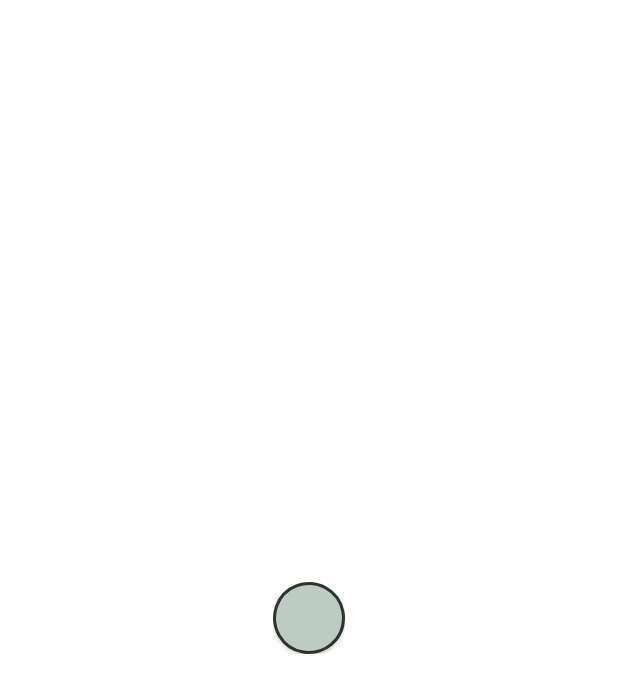
After one commit to 4sskick/code_challenge_mnc_record_video, an Android app: the layout i_filter.xml on its own in the app's theme, with its tools: preview values and no code run, on a phone screen of 412 x 824 dp. The commit adds this screen. Shown: the top 693 px of the screen. Run offline under Robolectric (Android 15) with nearby library versions, the phone set to English and light mode, and no system bars.

Commit message:
functional record & save into storage and final setup UI

```diff
--- a/app/build.gradle
+++ b/app/build.gradle
@@ -58,8 +58,6 @@ dependencies {
 
     //video filter
     implementation 'com.github.MasayukiSuda:GPUVideo-android:v0.1.2'
-    //video player
-    implementation 'com.google.android.exoplayer:exoplayer-core:2.15.1'
 
     //util
     implementation "com.squareup.retrofit2:converter-gson:2.9.0"
--- a/app/src/main/java/id/niteroomcreation/mncvideorecordfilter/MNCApp.kt
+++ b/app/src/main/java/id/niteroomcreation/mncvideorecordfilter/MNCApp.kt
@@ -8,5 +8,5 @@ import dagger.hilt.android.HiltAndroidApp
  * please be sure to add credential if you use people's code
  */
 @HiltAndroidApp
-class MNCApp :Application(){
+class MNCApp : Application() {
 }
--- /dev/null
+++ b/app/src/main/res/drawable/button_state_record.xml
@@ -0,0 +1,19 @@
+<?xml version="1.0" encoding="utf-8"?>
+<selector xmlns:android="http://schemas.android.com/apk/res/android">
+    <item android:state_pressed="false">
+        <shape android:shape="rectangle">
+            <corners android:radius="1000dp" />
+            <solid android:color="#BCCCC3" />
+            <stroke android:width="2dip" android:color="#2E3330" android:dashWidth="20dp" />
+            <padding android:bottom="4dp" android:left="4dp" android:right="4dp" android:top="4dp" />
+        </shape>
+    </item>
+    <item android:state_pressed="true">
+        <shape android:shape="rectangle">
+            <corners android:radius="1000dp" />
+            <solid android:color="#EC2E2E" />
+            <stroke android:width="2dip" android:color="#FA4848" />
+            <padding android:bottom="4dp" android:left="4dp" android:right="4dp" android:top="4dp" />
+        </shape>
+    </item>
+</selector>
--- /dev/null
+++ b/app/src/main/res/layout/i_filter.xml
@@ -0,0 +1,19 @@
+<?xml version="1.0" encoding="utf-8"?>
+
+<androidx.constraintlayout.widget.ConstraintLayout xmlns:android="http://schemas.android.com/apk/res/android"
+    xmlns:app="http://schemas.android.com/apk/res-auto"
+    android:layout_width="wrap_content"
+    android:layout_height="wrap_content"
+    android:layout_gravity="center"
+    android:padding="8dp">
+
+    <androidx.appcompat.widget.AppCompatButton
+        android:id="@+id/filter_name"
+        android:layout_width="48dp"
+        android:layout_height="48dp"
+        android:background="@drawable/button_state_record"
+        android:textColor="@color/white"
+        app:layout_constraintStart_toStartOf="parent"
+        app:layout_constraintTop_toTopOf="parent" />
+
+</androidx.constraintlayout.widget.ConstraintLayout>
```
Also changed, not shown: app/src/main/AndroidManifest.xml (+8 -4 lines), app/src/main/java/id/niteroomcreation/mncvideorecordfilter/presentation/base/BaseCamera.kt (+119 -17 lines), app/src/main/java/id/niteroomcreation/mncvideorecordfilter/presentation/camera/CameraActivity.kt (renamed from app/src/main/java/id/niteroomcreation/mncvideorecordfilter/presentation/MainActivity.kt, +17 -14 lines), app/src/main/java/id/niteroomcreation/mncvideorecordfilter/presentation/camera/CameraViewModel.kt (added, +27 -0 lines), app/src/main/java/id/niteroomcreation/mncvideorecordfilter/presentation/camera/FilterAdapter.kt (added, +66 -0 lines), app/src/main/java/id/niteroomcreation/mncvideorecordfilter/presentation/custom/CameraFilter.kt (added, +18 -0 lines), app/src/main/java/id/niteroomcreation/mncvideorecordfilter/util/CommonUtil.kt (added, +40 -0 lines), app/src/main/java/id/niteroomcreation/mncvideorecordfilter/util/Constant.kt (added, +9 -0 lines), app/src/main/java/id/niteroomcreation/mncvideorecordfilter/util/LogHelper.kt (+3 -11 lines), app/src/main/res/layout/a_main.xml (+21 -18 lines).
